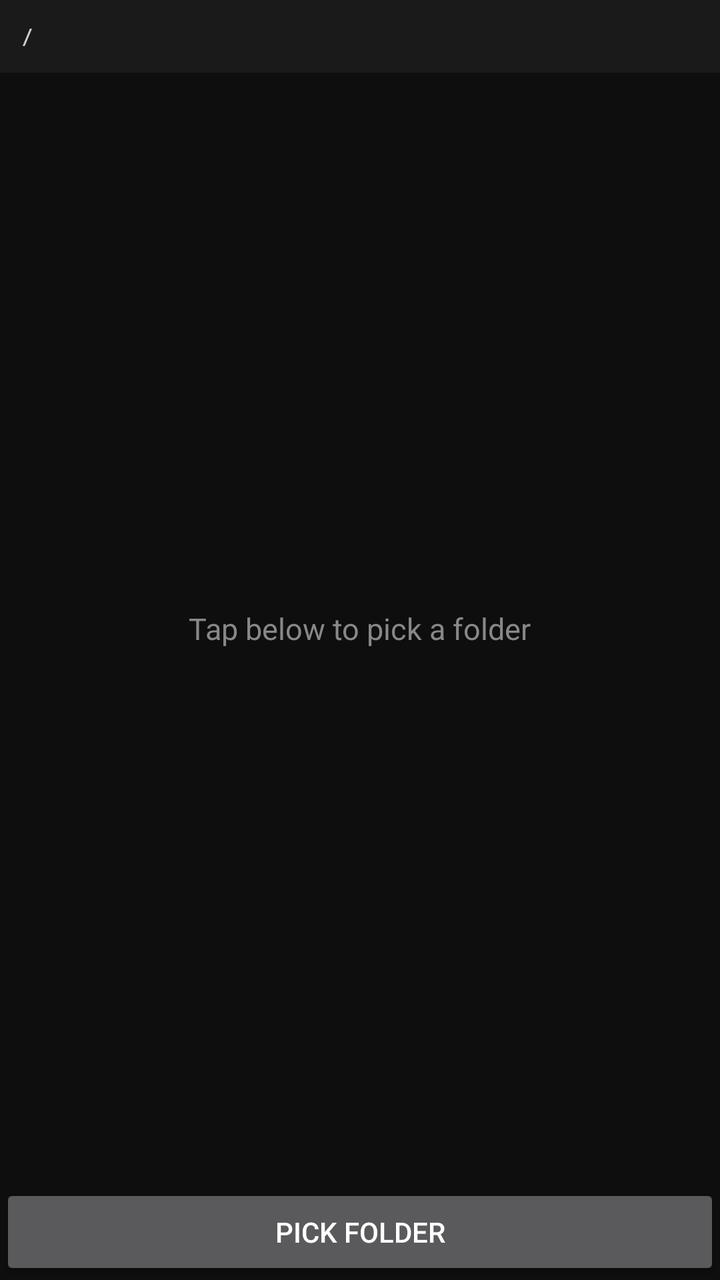
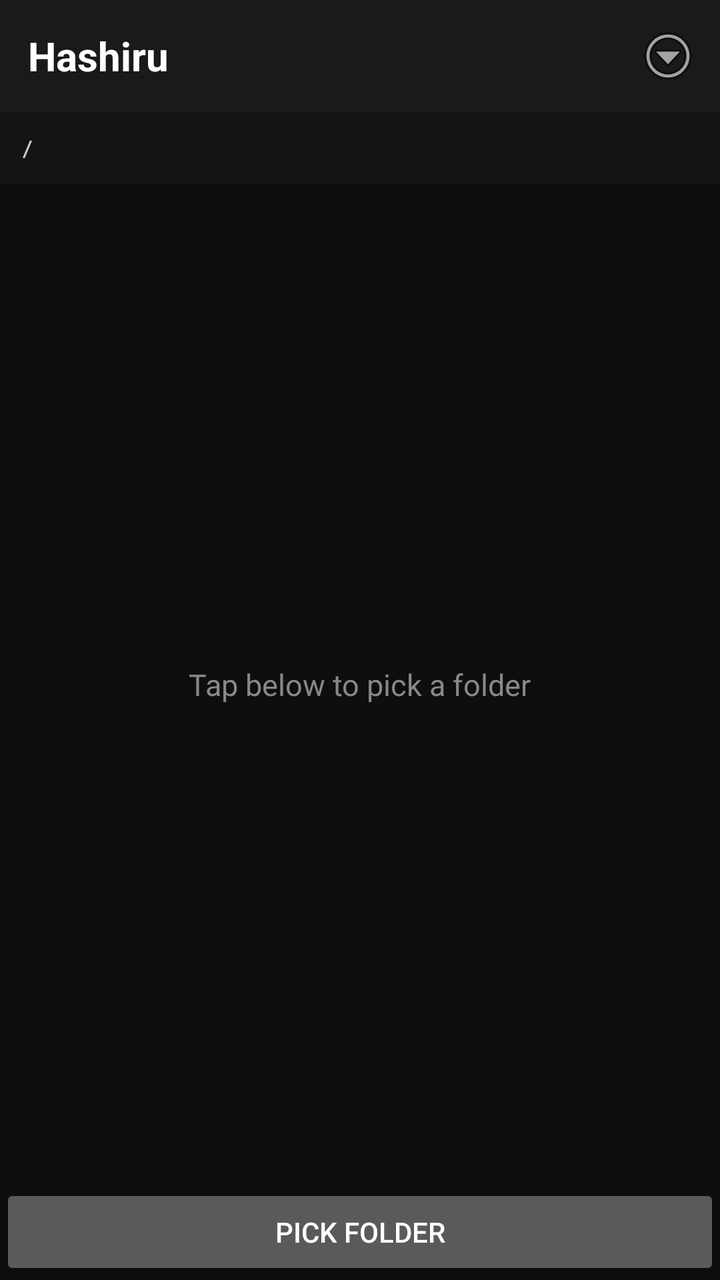

An Android layout rendered at two revisions. The XML below is the earlier revision; the diff shows what the commit changed to produce the second picture.
<!-- AndroidManifest.xml: application theme AppTheme -->
<!-- res/layout/activity_main.xml -->
<?xml version="1.0" encoding="utf-8"?>
<LinearLayout xmlns:android="http://schemas.android.com/apk/res/android"
    android:layout_width="match_parent"
    android:layout_height="match_parent"
    android:orientation="vertical"
    android:background="#0E0E0E"
    android:fitsSystemWindows="true">

    <TextView
        android:id="@+id/path"
        android:layout_width="match_parent"
        android:layout_height="wrap_content"
        android:padding="10dp"
        android:background="#1A1A1A"
        android:fontFamily="monospace"
        android:textSize="12sp"
        android:textColor="#CCCCCC"
        android:maxLines="1"
        android:ellipsize="start"
        android:text="/" />

    <FrameLayout
        android:layout_width="match_parent"
        android:layout_height="0dp"
        android:layout_weight="1">

        <ListView
            android:id="@+id/list"
            android:layout_width="match_parent"
            android:layout_height="match_parent"
            android:divider="#222222"
            android:dividerHeight="1px"
            android:cacheColorHint="#00000000" />

        <TextView
            android:id="@+id/empty"
            android:layout_width="wrap_content"
            android:layout_height="wrap_content"
            android:layout_gravity="center"
            android:textSize="15sp"
            android:textColor="#888888"
            android:text="Tap below to pick a folder" />
    </FrameLayout>

    <Button
        android:id="@+id/pick"
        android:layout_width="match_parent"
        android:layout_height="wrap_content"
        android:text="Pick folder" />
</LinearLayout>
<!-- resources referenced by this layout -->
<resources>
  <style name="AppTheme" parent="@android:style/Theme.Material">
          <item name="android:windowBackground">#0E0E0E</item>
          <item name="android:colorBackground">#0E0E0E</item>
          <item name="android:textColorPrimary">#FFFFFF</item>
          <item name="android:textColorSecondary">#B0B0B0</item>
      </style>
</resources>

<!-- the commit's change to res/layout/activity_main.xml (unified diff, before → after) -->
@@ -6,12 +6,41 @@
     android:background="#0E0E0E"
     android:fitsSystemWindows="true">
 
+    <LinearLayout
+        android:layout_width="match_parent"
+        android:layout_height="wrap_content"
+        android:orientation="horizontal"
+        android:background="#1A1A1A"
+        android:paddingStart="14dp"
+        android:paddingEnd="4dp"
+        android:paddingTop="6dp"
+        android:paddingBottom="6dp"
+        android:gravity="center_vertical">
+
+        <TextView
+            android:layout_width="0dp"
+            android:layout_height="wrap_content"
+            android:layout_weight="1"
+            android:text="Hashiru"
+            android:textColor="#FFFFFF"
+            android:textSize="20sp"
+            android:textStyle="bold" />
+
+        <ImageButton
+            android:id="@+id/menu"
+            android:layout_width="44dp"
+            android:layout_height="44dp"
+            android:background="?android:attr/selectableItemBackgroundBorderless"
+            android:src="@android:drawable/ic_menu_more"
+            android:contentDescription="Menu" />
+    </LinearLayout>
+
     <TextView
         android:id="@+id/path"
         android:layout_width="match_parent"
         android:layout_height="wrap_content"
         android:padding="10dp"
-        android:background="#1A1A1A"
+        android:background="#141414"
         android:fontFamily="monospace"
         android:textSize="12sp"
         android:textColor="#CCCCCC"
